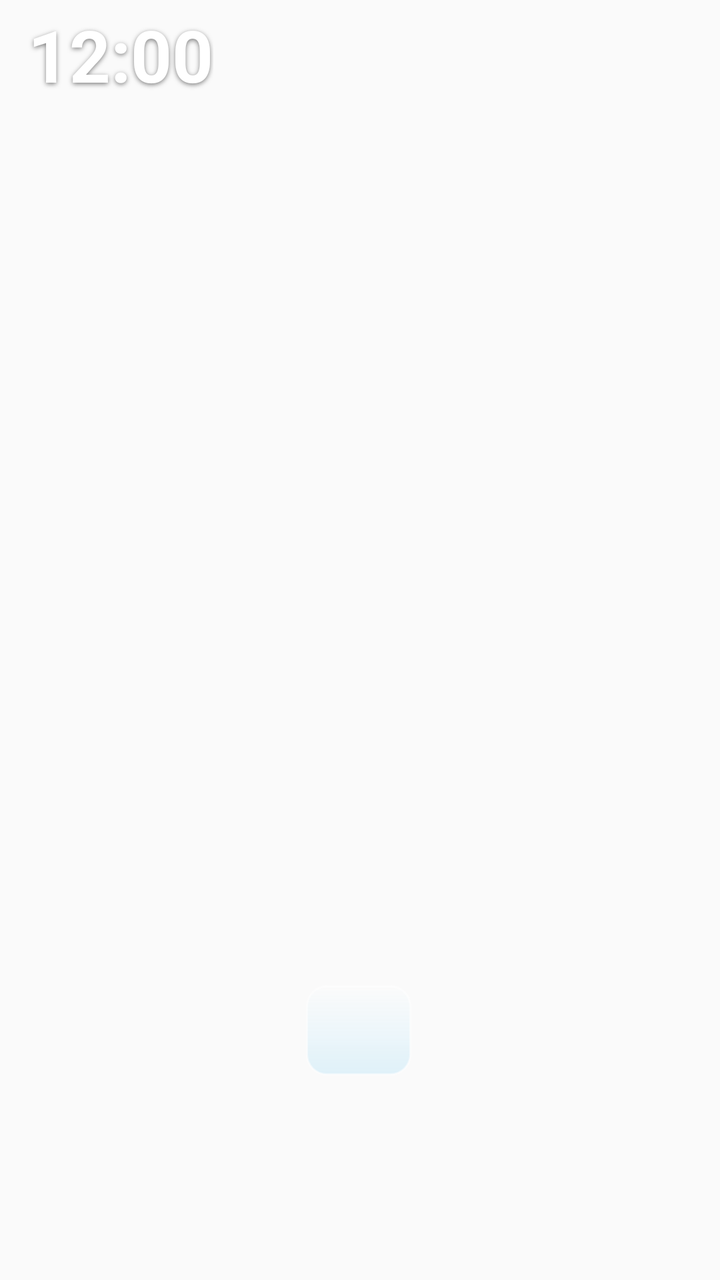
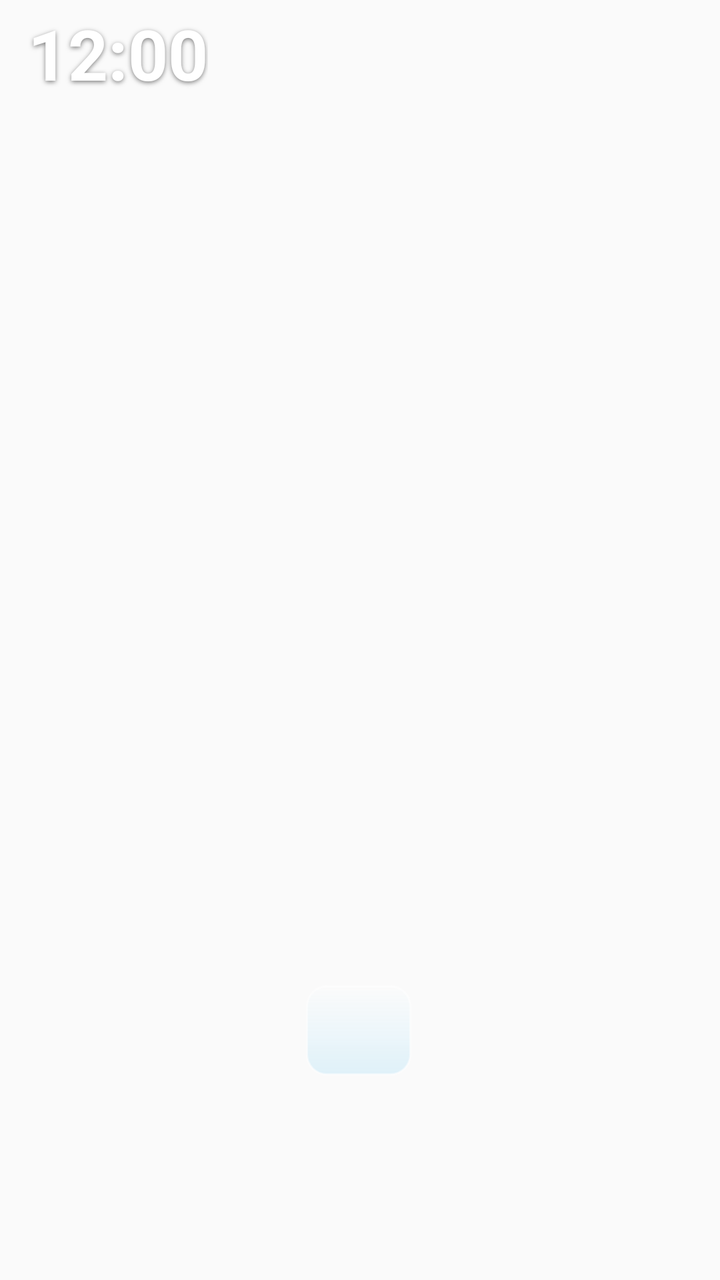

Screens rendered from an Android XML layout before and after an edit, with the pre-edit source and the edit as a unified diff.
<!-- AndroidManifest.xml: application theme Theme.LumiGlassWidgets -->
<!-- res/layout/widget_layout_4x2.xml -->
<?xml version="1.0" encoding="utf-8"?>
<FrameLayout xmlns:android="http://schemas.android.com/apk/res/android"
    android:id="@+id/widget_root"
    android:layout_width="match_parent"
    android:layout_height="match_parent"
    android:background="@android:color/transparent">

    <ImageView
        android:id="@+id/widget_glass_bg"
        android:layout_width="match_parent"
        android:layout_height="match_parent"
        android:contentDescription="@null"
        android:scaleType="fitXY" />

    <LinearLayout
        android:id="@+id/widget_content_root"
        android:layout_width="match_parent"
        android:layout_height="match_parent"
        android:orientation="vertical"
        android:paddingStart="14dp"
        android:paddingTop="8dp"
        android:paddingEnd="14dp"
        android:paddingBottom="8dp"
        android:weightSum="100">

        
        <LinearLayout
            android:id="@+id/widget_upper_main_row"
            android:layout_width="match_parent"
            android:layout_height="0dp"
            android:layout_weight="62"
            android:baselineAligned="false"
            android:gravity="top"
            android:orientation="horizontal"
            android:weightSum="100">

            
            <LinearLayout
                android:id="@+id/widget_left_pane"
                android:layout_width="0dp"
                android:layout_height="match_parent"
                android:layout_weight="45"
                android:gravity="top"
                android:orientation="vertical"
                android:paddingEnd="6dp">

                <TextClock
                    android:id="@+id/widget_clock_single"
                    android:layout_width="wrap_content"
                    android:layout_height="wrap_content"
                    android:ellipsize="end"
                    android:format12Hour="hh:mm"
                    android:format24Hour="HH:mm"
                    android:includeFontPadding="false"
                    android:maxLines="1"
                    android:shadowColor="#80000000"
                    android:shadowDy="2"
                    android:shadowRadius="6"
                    android:textColor="#FFFFFF"
                    android:textSize="36sp"
                    android:textStyle="bold" />

                <LinearLayout
                    android:id="@+id/widget_clock_split_container"
                    android:layout_width="wrap_content"
                    android:layout_height="wrap_content"
                    android:orientation="horizontal"
                    android:visibility="gone">

                    <TextClock
                        android:id="@+id/widget_clock_split_hour"
                        android:layout_width="wrap_content"
                        android:layout_height="wrap_content"
                        android:format12Hour="hh"
                        android:format24Hour="HH"
                        android:includeFontPadding="false"
                        android:shadowColor="#80000000"
                        android:shadowDy="2"
                        android:shadowRadius="6"
                        android:textColor="#FFFFFF"
                        android:textSize="34sp"
                        android:textStyle="bold" />

                    <TextClock
                        android:id="@+id/widget_clock_split_minute"
                        android:layout_width="wrap_content"
                        android:layout_height="wrap_content"
                        android:layout_marginStart="4dp"
                        android:format12Hour="mm"
                        android:format24Hour="mm"
                        android:includeFontPadding="false"
                        android:shadowColor="#80000000"
                        android:shadowDy="2"
                        android:shadowRadius="6"
                        android:textColor="#E0F2FE"
                        android:textSize="34sp" />
                </LinearLayout>

                <TextView
                    android:id="@+id/widget_date_text"
                    android:layout_width="wrap_content"
                    android:layout_height="wrap_content"
                    android:layout_marginTop="2dp"
                    android:ellipsize="end"
                    android:includeFontPadding="false"
                    android:maxLines="2"
                    android:shadowColor="#70000000"
                    android:shadowDy="1"
                    android:shadowRadius="4"
                    android:textColor="#F1F5F9"
                    android:textSize="11.5sp" />
            </LinearLayout>

            
            <LinearLayout
                android:id="@+id/widget_right_pane"
                android:layout_width="0dp"
                android:layout_height="match_parent"
                android:layout_weight="55"
                android:gravity="top"
                android:orientation="vertical"
                android:paddingStart="8dp">

                
                <LinearLayout
                    android:id="@+id/widget_weather_container"
                    android:layout_width="match_parent"
                    android:layout_height="wrap_content"
                    android:gravity="center_vertical"
                    android:orientation="horizontal">

                    <ImageView
                        android:id="@+id/widget_weather_icon"
                        android:layout_width="25dp"
                        android:layout_height="25dp"
                        android:layout_marginEnd="6dp"
                        android:contentDescription="@null" />

                    <LinearLayout
                        android:layout_width="match_parent"
                        android:layout_height="wrap_content"
                        android:orientation="vertical">

                        <LinearLayout
                            android:layout_width="match_parent"
                            android:layout_height="wrap_content"
                            android:gravity="center_vertical"
                            android:orientation="horizontal">

                            <TextView
                                android:id="@+id/widget_weather_temp"
                                android:layout_width="wrap_content"
                                android:layout_height="wrap_content"
                                android:includeFontPadding="false"
                                android:shadowColor="#80000000"
                                android:shadowDy="1"
                                android:shadowRadius="4"
                                android:textColor="#FFFFFF"
                                android:textSize="15sp"
                                android:textStyle="bold" />

                            <TextView
                                android:id="@+id/widget_weather_condition"
                                android:layout_width="wrap_content"
                                android:layout_height="wrap_content"
                                android:layout_marginStart="5dp"
                                android:ellipsize="end"
                                android:includeFontPadding="false"
                                android:maxLines="1"
                                android:shadowColor="#70000000"
                                android:shadowDy="1"
                                android:shadowRadius="3"
                                android:textColor="#E2E8F0"
                                android:textSize="10.5sp" />
                        </LinearLayout>

                        <TextView
                            android:id="@+id/widget_weather_details"
                            android:layout_width="wrap_content"
                            android:layout_height="wrap_content"
                            android:ellipsize="end"
                            android:includeFontPadding="false"
                            android:maxLines="1"
                            android:shadowColor="#70000000"
                            android:shadowDy="1"
                            android:shadowRadius="3"
                            android:textColor="#CBD5E1"
                            android:textSize="9.8sp" />
                    </LinearLayout>
                </LinearLayout>

                
                <TextView
                    android:id="@+id/widget_lunar_text"
                    android:layout_width="wrap_content"
                    android:layout_height="wrap_content"
                    android:layout_marginTop="3dp"
                    android:ellipsize="end"
                    android:includeFontPadding="false"
                    android:maxLines="1"
                    android:shadowColor="#70000000"
                    android:shadowDy="1"
                    android:shadowRadius="3"
                    android:textColor="#BAE6FD"
                    android:textSize="10.8sp" />

                
                <LinearLayout
                    android:id="@+id/widget_battery_container"
                    android:layout_width="wrap_content"
                    android:layout_height="wrap_content"
                    android:layout_marginTop="3dp"
                    android:gravity="center_vertical"
                    android:orientation="horizontal">

                    <ImageView
                        android:id="@+id/widget_battery_gauge"
                        android:layout_width="28dp"
                        android:layout_height="13dp"
                        android:layout_marginEnd="5dp"
                        android:contentDescription="@null" />

                    <TextView
                        android:id="@+id/widget_battery_percent_text"
                        android:layout_width="wrap_content"
                        android:layout_height="wrap_content"
                        android:includeFontPadding="false"
                        android:shadowColor="#70000000"
                        android:shadowDy="1"
                        android:shadowRadius="3"
                        android:textColor="#FFFFFF"
                        android:textSize="10.8sp"
                        android:textStyle="bold" />

                    <TextView
                        android:id="@+id/widget_battery_temp_text"
                        android:layout_width="wrap_content"
                        android:layout_height="wrap_content"
                        android:layout_marginStart="5dp"
                        android:includeFontPadding="false"
                        android:shadowColor="#70000000"
                        android:shadowDy="1"
                        android:shadowRadius="3"
                        android:textColor="#E2E8F0"
                        android:textSize="10.5sp" />
                </LinearLayout>
            </LinearLayout>
        </LinearLayout>

        
        <LinearLayout
            android:layout_width="match_parent"
            android:layout_height="0dp"
            android:layout_weight="38"
            android:gravity="center_vertical"
            android:orientation="vertical">

            <include layout="@layout/include_week_calendar_strip" />
        </LinearLayout>
    </LinearLayout>
</FrameLayout>
<!-- res/layout/include_week_calendar_strip.xml (included above) -->
<?xml version="1.0" encoding="utf-8"?>
<LinearLayout xmlns:android="http://schemas.android.com/apk/res/android"
    android:id="@+id/widget_week_strip_container"
    android:layout_width="match_parent"
    android:layout_height="wrap_content"
    android:baselineAligned="false"
    android:gravity="center_vertical"
    android:orientation="horizontal"
    android:paddingTop="4dp">

    
    <LinearLayout
        android:id="@+id/cal_col_0_box"
        android:layout_width="0dp"
        android:layout_height="wrap_content"
        android:layout_weight="1"
        android:gravity="center"
        android:orientation="vertical"
        android:paddingVertical="2dp">
        <TextView
            android:id="@+id/cal_col_0_weekday"
            android:layout_width="wrap_content"
            android:layout_height="wrap_content"
            android:includeFontPadding="false"
            android:maxLines="1"
            android:shadowColor="#70000000"
            android:shadowDy="1"
            android:shadowRadius="2"
            android:textColor="#CBD5E1"
            android:textSize="9.5sp" />
        <TextView
            android:id="@+id/cal_col_0_solar"
            android:layout_width="wrap_content"
            android:layout_height="wrap_content"
            android:includeFontPadding="false"
            android:maxLines="1"
            android:shadowColor="#80000000"
            android:shadowDy="1"
            android:shadowRadius="3"
            android:textColor="#FFFFFF"
            android:textSize="13sp"
            android:textStyle="bold" />
        <TextView
            android:id="@+id/cal_col_0_lunar"
            android:layout_width="wrap_content"
            android:layout_height="wrap_content"
            android:includeFontPadding="false"
            android:maxLines="1"
            android:shadowColor="#70000000"
            android:shadowDy="1"
            android:shadowRadius="2"
            android:textColor="#BAE6FD"
            android:textSize="9sp" />
    </LinearLayout>

    
    <LinearLayout
        android:id="@+id/cal_col_1_box"
        android:layout_width="0dp"
        android:layout_height="wrap_content"
        android:layout_weight="1"
        android:gravity="center"
        android:orientation="vertical"
        android:paddingVertical="2dp">
        <TextView
            android:id="@+id/cal_col_1_weekday"
            android:layout_width="wrap_content"
            android:layout_height="wrap_content"
            android:includeFontPadding="false"
            android:maxLines="1"
            android:shadowColor="#70000000"
            android:shadowDy="1"
            android:shadowRadius="2"
            android:textColor="#CBD5E1"
            android:textSize="9.5sp" />
        <TextView
            android:id="@+id/cal_col_1_solar"
            android:layout_width="wrap_content"
            android:layout_height="wrap_content"
            android:includeFontPadding="false"
            android:maxLines="1"
            android:shadowColor="#80000000"
            android:shadowDy="1"
            android:shadowRadius="3"
            android:textColor="#FFFFFF"
            android:textSize="13sp"
            android:textStyle="bold" />
        <TextView
            android:id="@+id/cal_col_1_lunar"
            android:layout_width="wrap_content"
            android:layout_height="wrap_content"
            android:includeFontPadding="false"
            android:maxLines="1"
            android:shadowColor="#70000000"
            android:shadowDy="1"
            android:shadowRadius="2"
            android:textColor="#BAE6FD"
            android:textSize="9sp" />
    </LinearLayout>

    
    <LinearLayout
        android:id="@+id/cal_col_2_box"
        android:layout_width="0dp"
        android:layout_height="wrap_content"
        android:layout_weight="1"
        android:gravity="center"
        android:orientation="vertical"
        android:paddingVertical="2dp">
        <TextView
            android:id="@+id/cal_col_2_weekday"
            android:layout_width="wrap_content"
            android:layout_height="wrap_content"
            android:includeFontPadding="false"
            android:maxLines="1"
            android:shadowColor="#70000000"
            android:shadowDy="1"
            android:shadowRadius="2"
            android:textColor="#CBD5E1"
            android:textSize="9.5sp" />
        <TextView
            android:id="@+id/cal_col_2_solar"
            android:layout_width="wrap_content"
            android:layout_height="wrap_content"
            android:includeFontPadding="false"
            android:maxLines="1"
            android:shadowColor="#80000000"
            android:shadowDy="1"
            android:shadowRadius="3"
            android:textColor="#FFFFFF"
            android:textSize="13sp"
            android:textStyle="bold" />
        <TextView
            android:id="@+id/cal_col_2_lunar"
            android:layout_width="wrap_content"
            android:layout_height="wrap_content"
            android:includeFontPadding="false"
            android:maxLines="1"
            android:shadowColor="#70000000"
            android:shadowDy="1"
            android:shadowRadius="2"
            android:textColor="#BAE6FD"
            android:textSize="9sp" />
    </LinearLayout>

    
    <LinearLayout
        android:id="@+id/cal_col_3_box"
        android:layout_width="0dp"
        android:layout_height="wrap_content"
        android:layout_marginHorizontal="2dp"
        android:layout_weight="1.15"
        android:background="@drawable/bg_glass_today_pill"
        android:gravity="center"
        android:orientation="vertical"
        android:paddingVertical="3dp">
        <TextView
            android:id="@+id/cal_col_3_weekday"
            android:layout_width="wrap_content"
            android:layout_height="wrap_content"
            android:includeFontPadding="false"
            android:maxLines="1"
            android:shadowColor="#80000000"
            android:shadowDy="1"
            android:shadowRadius="2"
            android:textColor="#FFFFFF"
            android:textSize="9.5sp"
            android:textStyle="bold" />
        <TextView
            android:id="@+id/cal_col_3_solar"
            android:layout_width="wrap_content"
            android:layout_height="wrap_content"
            android:includeFontPadding="false"
            android:maxLines="1"
            android:shadowColor="#80000000"
            android:shadowDy="1"
            android:shadowRadius="3"
            android:textColor="#FFFFFF"
            android:textSize="14sp"
            android:textStyle="bold" />
        <TextView
            android:id="@+id/cal_col_3_lunar"
            android:layout_width="wrap_content"
            android:layout_height="wrap_content"
            android:includeFontPadding="false"
            android:maxLines="1"
            android:shadowColor="#80000000"
            android:shadowDy="1"
            android:shadowRadius="2"
            android:textColor="#7DD3FC"
            android:textSize="9.5sp"
            android:textStyle="bold" />
    </LinearLayout>

    
    <LinearLayout
        android:id="@+id/cal_col_4_box"
        android:layout_width="0dp"
        android:layout_height="wrap_content"
        android:layout_weight="1"
        android:gravity="center"
        android:orientation="vertical"
        android:paddingVertical="2dp">
        <TextView
            android:id="@+id/cal_col_4_weekday"
            android:layout_width="wrap_content"
            android:layout_height="wrap_content"
            android:includeFontPadding="false"
            android:maxLines="1"
            android:shadowColor="#70000000"
            android:shadowDy="1"
            android:shadowRadius="2"
            android:textColor="#CBD5E1"
            android:textSize="9.5sp" />
        <TextView
            android:id="@+id/cal_col_4_solar"
            android:layout_width="wrap_content"
            android:layout_height="wrap_content"
            android:includeFontPadding="false"
            android:maxLines="1"
            android:shadowColor="#80000000"
            android:shadowDy="1"
            android:shadowRadius="3"
            android:textColor="#FFFFFF"
            android:textSize="13sp"
            android:textStyle="bold" />
        <TextView
            android:id="@+id/cal_col_4_lunar"
            android:layout_width="wrap_content"
            android:layout_height="wrap_content"
            android:includeFontPadding="false"
            android:maxLines="1"
            android:shadowColor="#70000000"
            android:shadowDy="1"
            android:shadowRadius="2"
            android:textColor="#BAE6FD"
            android:textSize="9sp" />
    </LinearLayout>

    
    <LinearLayout
        android:id="@+id/cal_col_5_box"
        android:layout_width="0dp"
        android:layout_height="wrap_content"
        android:layout_weight="1"
        android:gravity="center"
        android:orientation="vertical"
        android:paddingVertical="2dp">
        <TextView
            android:id="@+id/cal_col_5_weekday"
            android:layout_width="wrap_content"
            android:layout_height="wrap_content"
            android:includeFontPadding="false"
            android:maxLines="1"
            android:shadowColor="#70000000"
            android:shadowDy="1"
            android:shadowRadius="2"
            android:textColor="#CBD5E1"
            android:textSize="9.5sp" />
        <TextView
            android:id="@+id/cal_col_5_solar"
            android:layout_width="wrap_content"
            android:layout_height="wrap_content"
            android:includeFontPadding="false"
            android:maxLines="1"
            android:shadowColor="#80000000"
            android:shadowDy="1"
            android:shadowRadius="3"
            android:textColor="#FFFFFF"
            android:textSize="13sp"
            android:textStyle="bold" />
        <TextView
            android:id="@+id/cal_col_5_lunar"
            android:layout_width="wrap_content"
            android:layout_height="wrap_content"
            android:includeFontPadding="false"
            android:maxLines="1"
            android:shadowColor="#70000000"
            android:shadowDy="1"
            android:shadowRadius="2"
            android:textColor="#BAE6FD"
            android:textSize="9sp" />
    </LinearLayout>

    
    <LinearLayout
        android:id="@+id/cal_col_6_box"
        android:layout_width="0dp"
        android:layout_height="wrap_content"
        android:layout_weight="1"
        android:gravity="center"
        android:orientation="vertical"
        android:paddingVertical="2dp">
        <TextView
            android:id="@+id/cal_col_6_weekday"
            android:layout_width="wrap_content"
            android:layout_height="wrap_content"
            android:includeFontPadding="false"
            android:maxLines="1"
            android:shadowColor="#70000000"
            android:shadowDy="1"
            android:shadowRadius="2"
            android:textColor="#CBD5E1"
            android:textSize="9.5sp" />
        <TextView
            android:id="@+id/cal_col_6_solar"
            android:layout_width="wrap_content"
            android:layout_height="wrap_content"
            android:includeFontPadding="false"
            android:maxLines="1"
            android:shadowColor="#80000000"
            android:shadowDy="1"
            android:shadowRadius="3"
            android:textColor="#FFFFFF"
            android:textSize="13sp"
            android:textStyle="bold" />
        <TextView
            android:id="@+id/cal_col_6_lunar"
            android:layout_width="wrap_content"
            android:layout_height="wrap_content"
            android:includeFontPadding="false"
            android:maxLines="1"
            android:shadowColor="#70000000"
            android:shadowDy="1"
            android:shadowRadius="2"
            android:textColor="#BAE6FD"
            android:textSize="9sp" />
    </LinearLayout>

</LinearLayout>
<!-- resources referenced by this layout -->
<resources>
  <!-- drawable bg_glass_today_pill (drawable) -->
  <?xml version="1.0" encoding="utf-8"?>
  <shape xmlns:android="http://schemas.android.com/apk/res/android"
      android:shape="rectangle">
      <corners android:radius="10dp" />
      <gradient
          android:angle="270"
          android:endColor="#2238BDF8"
          android:startColor="#38FFFFFF"
          android:type="linear" />
      <stroke
          android:width="1dp"
          android:color="#88FFFFFF" />
  </shape>
  <style name="Theme.LumiGlassWidgets" parent="android:Theme.Material.Light.NoActionBar" />
</resources>

<!-- the commit's change to res/layout/widget_layout_4x2.xml (unified diff, before → after) -->
@@ -39,7 +39,7 @@
                 android:id="@+id/widget_left_pane"
                 android:layout_width="0dp"
                 android:layout_height="match_parent"
-                android:layout_weight="45"
+                android:layout_weight="48"
                 android:gravity="top"
                 android:orientation="vertical"
                 android:paddingEnd="6dp">
@@ -57,7 +57,7 @@
                     android:shadowDy="2"
                     android:shadowRadius="6"
                     android:textColor="#FFFFFF"
-                    android:textSize="36sp"
+                    android:textSize="35sp"
                     android:textStyle="bold" />
 
                 <LinearLayout
@@ -116,10 +116,10 @@
                 android:id="@+id/widget_right_pane"
                 android:layout_width="0dp"
                 android:layout_height="match_parent"
-                android:layout_weight="55"
+                android:layout_weight="52"
                 android:gravity="top"
                 android:orientation="vertical"
-                android:paddingStart="8dp">
+                android:paddingStart="6dp">
 
                 
                 <LinearLayout
